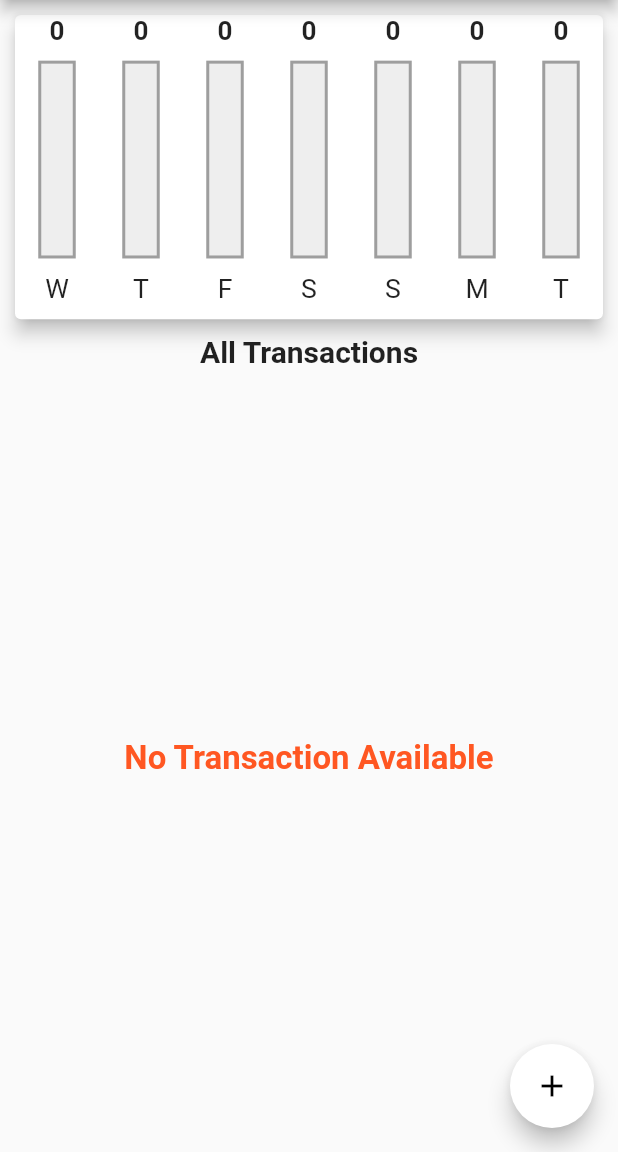
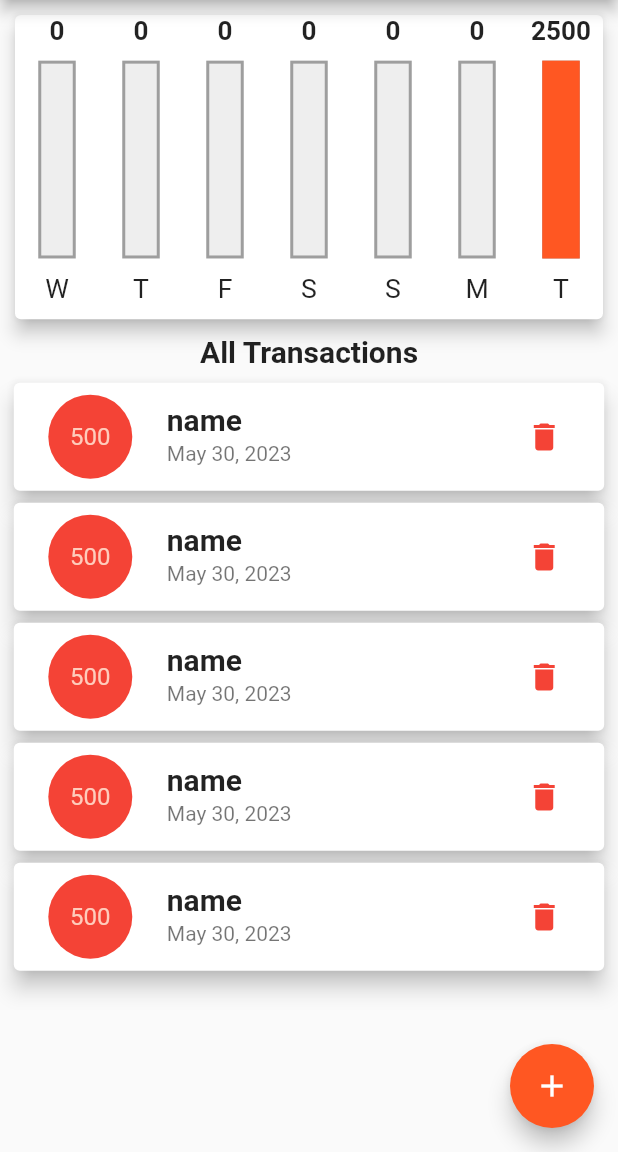
Before and after one commit to hardiknavadiya/flutter_application, a Flutter app: the screen it shows after launch, on a phone screen of 412 x 824 dp, the part 84-1236 px from its top. Run offline on Flutter 3.47's test engine with Material 2 defaults, Android fonts, the phone set to English and light mode, and no system bars.

Commit message:
last commit

```diff
--- a/lib/main.dart
+++ b/lib/main.dart
@@ -20,7 +20,7 @@ class MyApp extends StatelessWidget {
     return MaterialApp(
       title: 'Expense Cal',
       theme: ThemeData(
-          primarySwatch: Colors.deepOrange, accentColor: Colors.white),
+          primarySwatch: Colors.deepOrange, backgroundColor: Colors.white),
       home: MainApp(),
     );
   }
@@ -34,7 +34,38 @@ class MainApp extends StatefulWidget {
 }
 
 class _MainAppState extends State<MainApp> with WidgetsBindingObserver {
-  List<Transaction> transactions = [];
+  List<Transaction> transactions = [
+    Transaction(
+      DateTime.now().toString(),
+      "name",
+      500,
+      DateTime.now(),
+    ),
+    Transaction(
+      DateTime.now().toString(),
+      "name",
+      500,
+      DateTime.now(),
+    ),
+    Transaction(
+      DateTime.now().toString(),
+      "name",
+      500,
+      DateTime.now(),
+    ),
+    Transaction(
+      DateTime.now().toString(),
+      "name",
+      500,
+      DateTime.now(),
+    ),
+    Transaction(
+      DateTime.now().toString(),
+      "name",
+      500,
+      DateTime.now(),
+    )
+  ];
   bool _switchChart = false;
 
   @override
--- a/lib/widgets/chart.dart
+++ b/lib/widgets/chart.dart
@@ -32,9 +32,6 @@ class _ChartState extends State<Chart> {
           }
         }
       }
-      print(DateFormat.E().format(weekDay));
-      print("Day= $tottalSumOfEachWeek");
-      print(DateTime.now());
       return {
         "day": DateFormat.E().format(weekDay).substring(0, 1),
         "amount": tottalSumOfEachWeek.toStringAsFixed(0),
@@ -51,9 +48,7 @@ class _ChartState extends State<Chart> {
           ? 0.0
           : double.parse(transaction["amount"].toString()) / maxValue;
       transaction.putIfAbsent("proportion", () => entireWeekSum.toString());
-      print("transaction=$transaction");
     }
-    print("maxvalue = $maxValue");
     return processedTransationsList;
   }
 
--- a/lib/widgets/input_transaction.dart
+++ b/lib/widgets/input_transaction.dart
@@ -19,7 +19,6 @@ class _InputTransactionState extends State<InputTransaction> {
   var datepickerDate;
 
   submitData() {
-    print("inside input validation");
     if (nameController.text.isEmpty ||
         double.parse(amuntController.text).isNegative ||
         dateController.text.isEmpty) {
--- a/lib/widgets/transaction_item.dart
+++ b/lib/widgets/transaction_item.dart
@@ -19,7 +19,14 @@ class TransactionIteam extends StatefulWidget {
 }
 
 class _TransactionIteamState extends State<TransactionIteam> {
-  var availableColors = [Colors.red, Colors.amber, Colors.blue, Colors.black];
+  var bgColor;
+  @override
+  void initState() {
+    print("init state called transaction item");
+    var availableColors = [Colors.red, Colors.amber, Colors.blue, Colors.black];
+    bgColor = availableColors[Random().nextInt(4)];
+    super.initState();
+  }
 
   @override
   Widget build(BuildContext context) {
@@ -28,7 +35,7 @@ class _TransactionIteamState extends State<TransactionIteam> {
         child: ListTile(
           leading: CircleAvatar(
             radius: 35,
-            backgroundColor: availableColors[Random().nextInt(4)],
+            backgroundColor: bgColor,
             child: FittedBox(
               child: Text(widget.transaction.amount.toStringAsFixed(0)),
             ),
```
Also changed, not shown: pubspec.lock, 1 other file.
